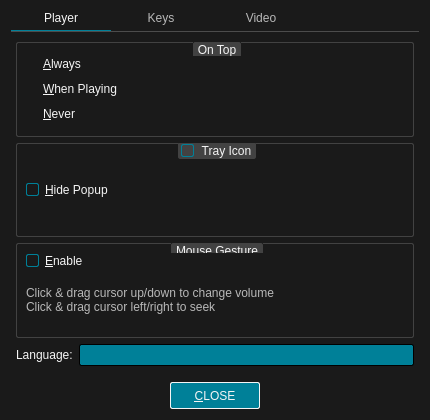
Old version of the form src/ui/preferencesdialog.ui in the repository u8sand/Baka-MPlayer.
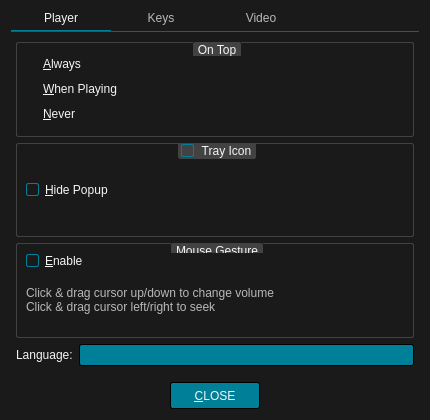
New version of the form. Icons and pictures are not drawn.

Commit message: Tweaked a lot of colors QPushButton, seekbar, etc

What changed in the file:
```diff
--- a/src/ui/preferencesdialog.ui
+++ b/src/ui/preferencesdialog.ui
@@ -105,7 +105,7 @@
     min-width: 76px;
 	min-height: 17px;
 }
-QPushButton:default {
+QPushButton:focus {
 	border: 1px solid whitesmoke;
 }
 QPushButton:pressed {
@@ -113,7 +113,7 @@
 }
 QPushButton:disabled {
 	background: black;
-	border: 1px solid #008098;
+	border: 1px solid #4C4C4C;
     color: #B8B8B8;
 }
 
```
Left out of the diff: 18 changed lines with no effect on the pictures. The commit also changes 8 other files.
